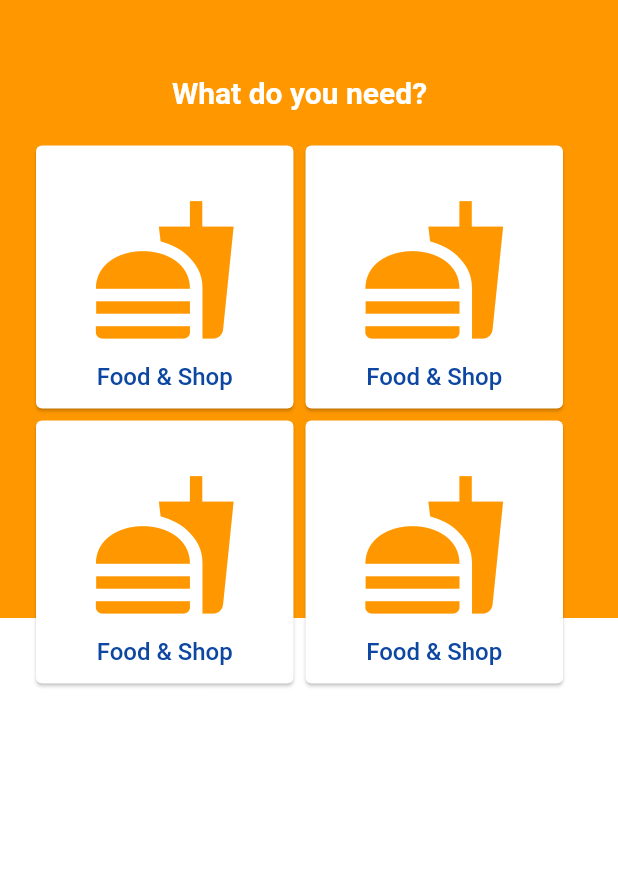
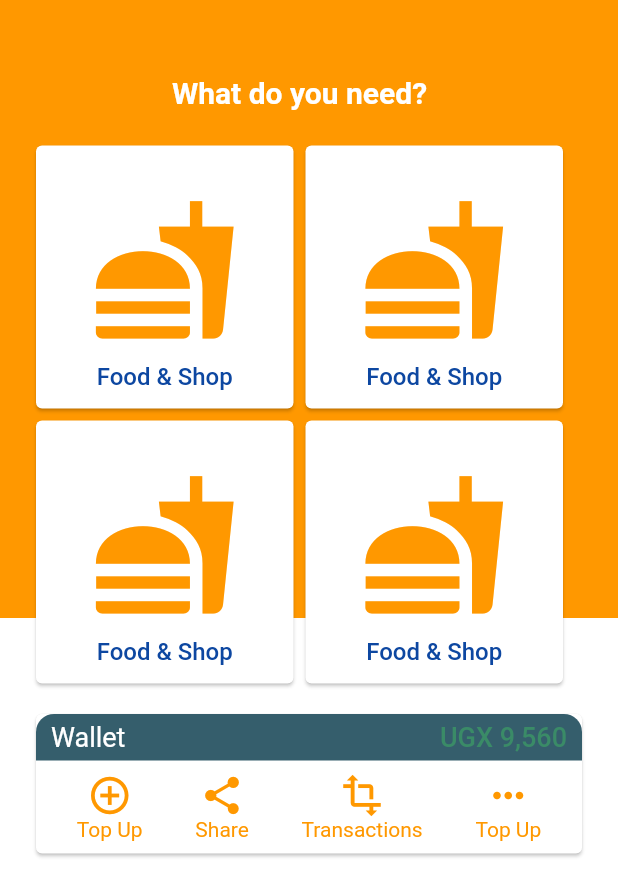
Before and after one commit to Matt-Murungi/safeboda_clone, a Flutter app: the screen it shows after launch, on a phone screen of 412 x 824 dp. Shown: the top 896 px of the screen. Run offline on Flutter 3.47's test engine with Material 2 defaults, Android fonts, the phone set to English and light mode, and no system bars.

Commit message:
add extra options

```diff
--- /dev/null
+++ b/lib/components/balance_component.dart
@@ -0,0 +1,27 @@
+import 'package:flutter/material.dart';
+
+class BalanceComponent extends StatelessWidget {
+  @override
+  Widget build(BuildContext context) {
+    return Container(
+      decoration: BoxDecoration(
+        color: Color.fromRGBO(26, 72, 88, .88),
+        borderRadius: BorderRadius.only(
+          topLeft: Radius.circular(12),
+          topRight: Radius.circular(12),
+        ),
+      ),
+      padding: EdgeInsets.symmetric(horizontal: 10, vertical: 5),
+      child: Row(
+        mainAxisAlignment: MainAxisAlignment.spaceBetween,
+        children: <Widget>[
+          Text(
+            "Wallet",
+            style: TextStyle(color: Colors.white, fontSize: 18),
+          ),
+          Text("UGX 9,560", style: TextStyle(color: Color.fromRGBO(58, 139, 103, 1), fontSize: 18,fontWeight: FontWeight.w500),),
+        ],
+      ),
+    );
+  }
+}
--- /dev/null
+++ b/lib/components/extra_options.dart
@@ -0,0 +1,23 @@
+import 'package:flutter/material.dart';
+import 'package:safeboda/components/other_options.dart';
+
+import 'balance_component.dart';
+
+
+class ExtraOptions extends StatelessWidget {
+
+  @override
+  Widget build(BuildContext context) {
+    return Container(
+      margin: EdgeInsets.symmetric(horizontal: 20),
+      child: Card(
+        child: Column(
+          children: <Widget>[
+            BalanceComponent(),
+            OtherOptions(),
+          ],
+        ),
+      ),
+    );
+  }
+}
--- /dev/null
+++ b/lib/components/main_options.dart
@@ -0,0 +1,34 @@
+
+import 'package:flutter/material.dart';
+import 'package:safeboda/widgets/card_icon.dart';
+
+class MainOptions extends StatelessWidget {
+
+  @override
+  Widget build(BuildContext context) {
+    return Padding(
+      padding: EdgeInsets.symmetric(horizontal: 20),
+      child: Column(
+        crossAxisAlignment: CrossAxisAlignment.center,
+        children: <Widget>[
+          Text(
+            "What do you need?",
+            style: TextStyle(
+                color: Colors.white,
+                fontSize: 20,
+                fontWeight: FontWeight.bold),
+          ),
+          SizedBox(
+            height: 20,
+          ),
+          Row(
+            children: <Widget>[CardIcon(), CardIcon()],
+          ),
+          Row(
+            children: <Widget>[CardIcon(), CardIcon()],
+          )
+        ],
+      ),
+    );
+  }
+}
--- /dev/null
+++ b/lib/components/other_options.dart
@@ -0,0 +1,26 @@
+import 'package:flutter/material.dart';
+import 'package:safeboda/widgets/icon_option.dart';
+
+class OtherOptions extends StatelessWidget {
+  @override
+  Widget build(BuildContext context) {
+    return Container(
+      decoration: BoxDecoration(
+          borderRadius: BorderRadius.only(
+          topLeft: Radius.circular(12),
+          topRight: Radius.circular(12),
+        ),
+      ),
+      child: Row(
+        mainAxisAlignment: MainAxisAlignment.spaceEvenly,
+        children: <Widget>[
+          IconOption(icon: Icons.add_circle_outline, label: "Top Up",),
+          IconOption(icon: Icons.share, label: "Share",),
+          IconOption(icon: Icons.transform, label: "Transactions",),
+          IconOption(icon: Icons.more_horiz, label: "Top Up",),
+
+        ],
+      ),
+    );
+  }
+}
--- a/lib/main.dart
+++ b/lib/main.dart
@@ -1,5 +1,5 @@
 import 'package:flutter/material.dart';
-import 'package:safeboda/components/card_icon.dart';
+import 'package:safeboda/screens/home.dart';
 
 void main() {
   runApp(MyApp());
@@ -19,58 +19,3 @@ class MyApp extends StatelessWidget {
     );
   }
 }
-
-class MyHomePage extends StatelessWidget {
-  @override
-  Widget build(BuildContext context) {
-    Size size = MediaQuery.of(context).size;
-    return Scaffold(
-      backgroundColor: Colors.orange[500],
-      body: SingleChildScrollView(
-        child: Column(
-          crossAxisAlignment: CrossAxisAlignment.center,
-          children: <Widget>[
-            SizedBox(
-              height: size.height,
-              child: Stack(
-                children: <Widget>[
-                  Container(
-                    margin: EdgeInsets.only(top: size.height / 2),
-                    height: size.height / 2,
-                    decoration: BoxDecoration(color: Colors.white),
-                  ),
-                  Positioned(
-                    top: 50,
-
-                                      child: Padding(
-                      padding: EdgeInsets.symmetric(horizontal: 20),
-                      child: Column(
-                        crossAxisAlignment: CrossAxisAlignment.center,
-                        children: <Widget>[
-                          Text(
-                            "What do you need?",
-                            style: TextStyle(
-                                color: Colors.white,
-                                fontSize: 20,
-                                fontWeight: FontWeight.bold),
-                          ),
-                          SizedBox(height: 20,),
-                          Row(
-                            children: <Widget>[CardIcon(), CardIcon()],
-                          ),
-                          Row(
-                            children: <Widget>[CardIcon(), CardIcon()],
-                          )
-                        ],
-                      ),
-                    ),
-                  ),
-                ],
-              ),
-            )
-          ],
-        ),
-      ),
-    );
-  }
-}
--- /dev/null
+++ b/lib/screens/home.dart
@@ -0,0 +1,46 @@
+import 'package:flutter/material.dart';
+import 'package:safeboda/components/extra_options.dart';
+import 'package:safeboda/components/main_options.dart';
+
+
+class MyHomePage extends StatelessWidget {
+  @override
+  Widget build(BuildContext context) {
+    Size size = MediaQuery.of(context).size;
+    return Scaffold(
+      backgroundColor: Colors.orange[500],
+      body: SingleChildScrollView(
+        child: Column(
+          crossAxisAlignment: CrossAxisAlignment.center,
+          children: <Widget>[
+            SizedBox(
+              height: size.height,
+              child: Stack(
+                children: <Widget>[
+                  Container(
+                    margin: EdgeInsets.only(top: size.height / 2),
+                    height: size.height / 2,
+                    decoration: BoxDecoration(color: Colors.white),
+                    child: Container(
+                      margin: EdgeInsets.only(top: 60),
+                      child: Column(
+                        // crossAxisAlignment: CrossAxisAlignment.stretch,
+                        children: <Widget>[
+                          ExtraOptions()
+                        ],
+                      ),
+                    ),
+                  ),
+                  Positioned(
+                    top: 50,
+                    child: MainOptions(),
+                  ),
+                ],
+              ),
+            )
+          ],
+        ),
+      ),
+    );
+  }
+}
--- /dev/null
+++ b/lib/widgets/icon_option.dart
@@ -0,0 +1,31 @@
+import 'package:flutter/material.dart';
+
+class IconOption extends StatelessWidget {
+  final String label;
+  final IconData icon;
+
+  IconOption({this.icon, this.label});
+  @override
+  Widget build(BuildContext context) {
+    return Padding(
+      padding: const EdgeInsets.all(8.0),
+      child: Column(
+        children: <Widget>[
+          buildIcon(icon),
+          Text(
+            label,
+            style: TextStyle(color: Colors.orange[500]),
+          )
+        ],
+      ),
+    );
+  }
+
+  Icon buildIcon(IconData icon) {
+    return Icon(
+      icon,
+      color: Colors.orange[500],
+      size: 30,
+    );
+  }
+}
```
Also changed, not shown: lib/widgets/card_icon.dart (renamed from lib/components/card_icon.dart).
